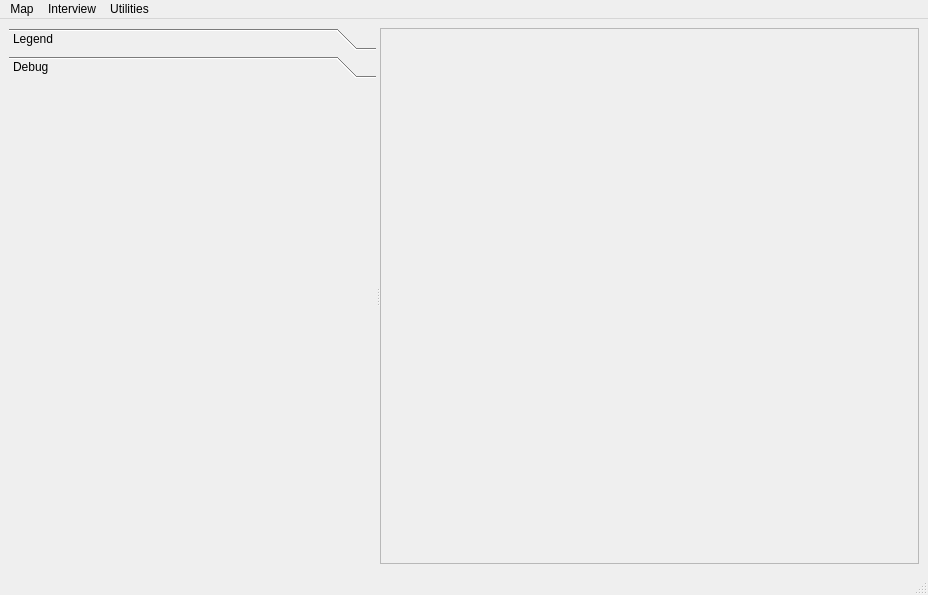
First picture: the form in oom_cobi_loreto/Main/mainwindow.ui, repository Ecotrust/openoceanmap-desktop, before the edit.
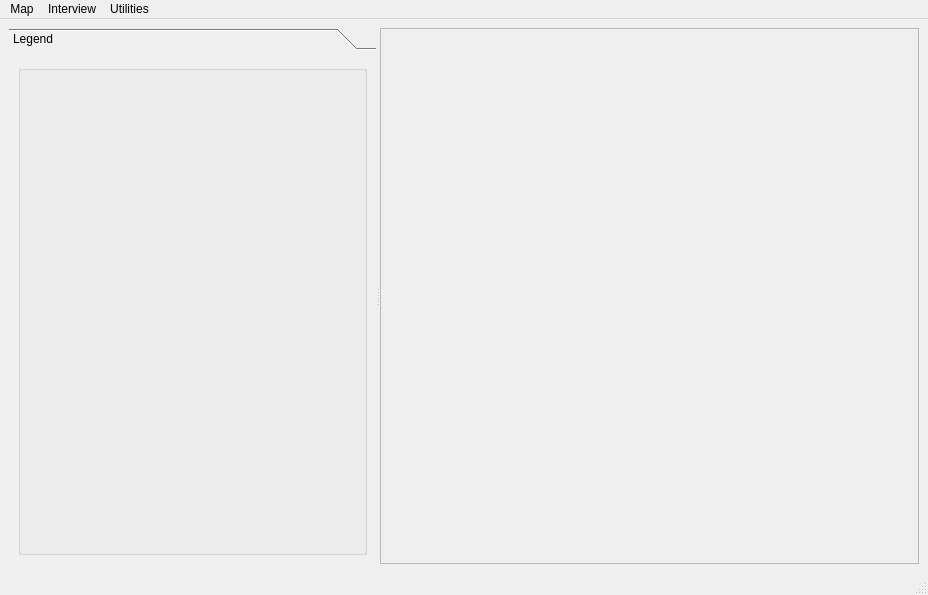
Second picture: the form after the edit. Icons and pictures are not drawn.

Patch:
```diff
--- a/oom_cobi_loreto/Main/mainwindow.ui
+++ b/oom_cobi_loreto/Main/mainwindow.ui
@@ -57,7 +57,7 @@
         </size>
        </property>
        <property name="currentIndex" >
-        <number>1</number>
+        <number>0</number>
        </property>
        <widget class="QWidget" name="legend_page" >
         <property name="geometry" >
@@ -65,7 +65,7 @@
           <x>0</x>
           <y>0</y>
           <width>375</width>
-          <height>464</height>
+          <height>496</height>
          </rect>
         </property>
         <attribute name="label" >
@@ -102,19 +102,6 @@
          </item>
         </layout>
        </widget>
-       <widget class="QWidget" name="debug_page" >
-        <property name="geometry" >
-         <rect>
-          <x>0</x>
-          <y>0</y>
-          <width>375</width>
-          <height>464</height>
-         </rect>
-        </property>
-        <attribute name="label" >
-         <string>Debug</string>
-        </attribute>
-       </widget>
       </widget>
       <widget class="QFrame" name="frameMap" >
        <property name="sizePolicy" >
```
